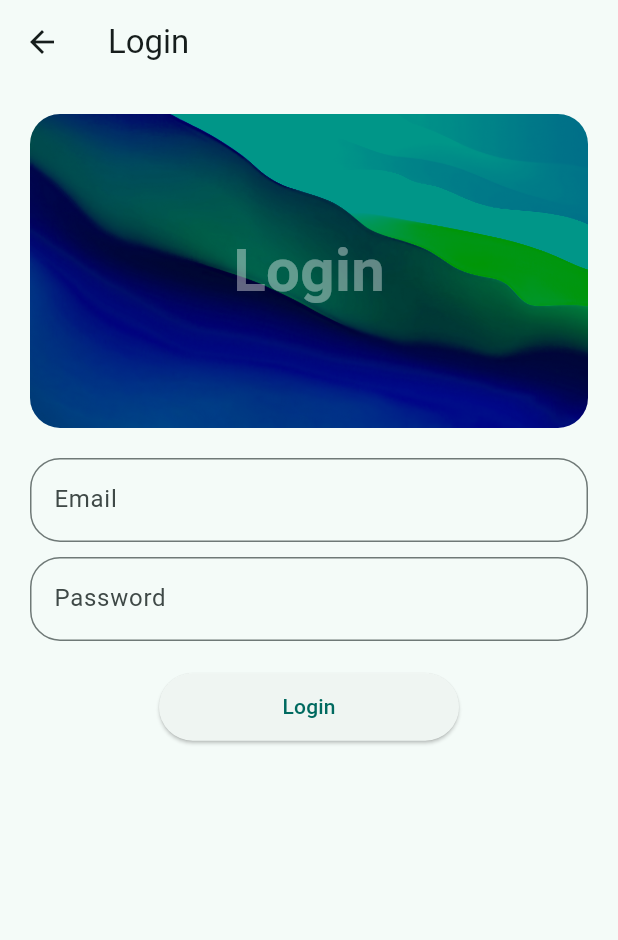
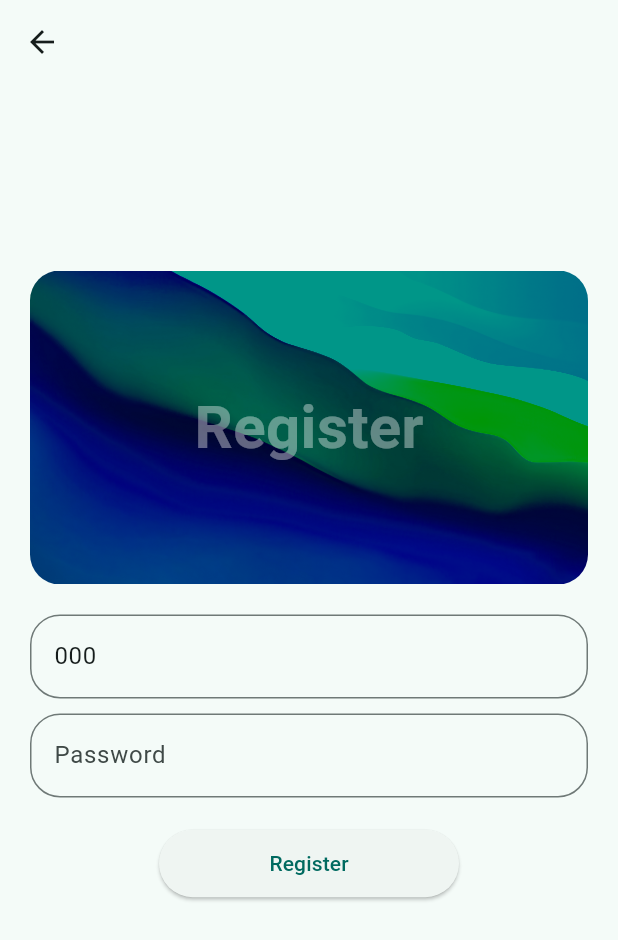
Before and after one commit to amphikapha/flutterdeng, a Flutter app: the screen it shows after launch, after a tap on "Get Started", on a phone screen of 412 x 824 dp. Shown: the top 940 px of the screen. Run offline on Flutter 3.47's test engine with Material 3 defaults, Android fonts, the phone set to English and light mode, and no system bars; our stand-ins replace lottie.

```diff
--- a/lib/views/pages/login_page.dart
+++ b/lib/views/pages/login_page.dart
@@ -3,17 +3,19 @@ import 'package:flutterdeng/views/widget_tree.dart';
 import 'package:flutterdeng/widgets/hero_widget.dart';
 
 class LoginPage extends StatefulWidget {
-  const LoginPage({super.key});
+  const LoginPage({super.key, required this.title});
+
+  final String title;
 
   @override
   State<LoginPage> createState() => _LoginPageState();
 }
 
 class _LoginPageState extends State<LoginPage> {
-  TextEditingController controllerEmail = TextEditingController();
+  TextEditingController controllerEmail = TextEditingController(text: '000');
   TextEditingController controllerPassword = TextEditingController();
 
-  String confirmEmail = '123';
+  String confirmEmail = '000';
   String confirmPassword = '000';
 
   @override
@@ -27,12 +29,15 @@ class _LoginPageState extends State<LoginPage> {
   @override
   Widget build(BuildContext context) {
     return Scaffold(
-      appBar: AppBar(title: const Text('Login')),
-      body: Padding(
+      appBar: AppBar(),
+      body: Center(
+        child: SingleChildScrollView(
+          child: Padding(
             padding: const EdgeInsets.all(20.0),
             child: Column(
+              mainAxisAlignment: MainAxisAlignment.center,
               children: [
-            HeroWidget(title: 'Login'),
+                HeroWidget(title: widget.title),
                 SizedBox(height: 20),
                 TextField(
                   controller: controllerEmail,
@@ -57,13 +62,18 @@ class _LoginPageState extends State<LoginPage> {
                 ),
                 SizedBox(height: 20),
                 ElevatedButton(
-              style: FilledButton.styleFrom(minimumSize: const Size(200, 45)),
+                  style: FilledButton.styleFrom(
+                    minimumSize: const Size(200, 45),
+                  ),
                   onPressed: () {
                     onLoginPressed();
                   },
-              child: const Text('Login'),
+                  child: Text(widget.title),
                 ),
+                SizedBox(height: 100),
               ],
+            ),
+          ),
         ),
       ),
     );
@@ -72,11 +82,10 @@ class _LoginPageState extends State<LoginPage> {
   void onLoginPressed() {
     if (controllerEmail.text == confirmEmail &&
         controllerPassword.text == confirmPassword) {
-      Navigator.pushReplacement(
+      Navigator.pushAndRemoveUntil(
         context,
-        MaterialPageRoute(
-          builder: (context) => const WidgetTree(),
-        ),
+        MaterialPageRoute(builder: (context) => const WidgetTree()),
+        (route) => false,
       );
     } else {
       showDialog(
--- a/lib/views/pages/welcome_page.dart
+++ b/lib/views/pages/welcome_page.dart
@@ -8,7 +8,11 @@ class WelcomePage extends StatelessWidget {
   @override
   Widget build(BuildContext context) {
     return Scaffold(
-      body: Column(
+      body: Center(
+        child: SingleChildScrollView(
+          child: Padding(
+            padding: const EdgeInsets.all(20.0),
+            child: Column(
               mainAxisAlignment: MainAxisAlignment.center,
               children: [
                 FittedBox(
@@ -31,7 +35,7 @@ class WelcomePage extends StatelessWidget {
                   onPressed: () {
                     // Navigate to the next page
                     Navigator.push(context, MaterialPageRoute(
-                builder: (context) => const LoginPage(),
+                      builder: (context) => const LoginPage(title: 'Register'),
                     ));
                   },
                   child: const Text('Get Started'),
@@ -44,7 +48,7 @@ class WelcomePage extends StatelessWidget {
                     // Navigate to the next page
                     Navigator.push(context, MaterialPageRoute(
                       builder:(context) {
-                  return LoginPage();
+                        return LoginPage(title: 'Login');
                       },
                     ));
                   },
@@ -52,6 +56,9 @@ class WelcomePage extends StatelessWidget {
                 ),
               ],
             ),
+          ),
+        ),
+      ),
     );
   }
 }
```
Lines whose indentation alone changed are shown as unchanged.
